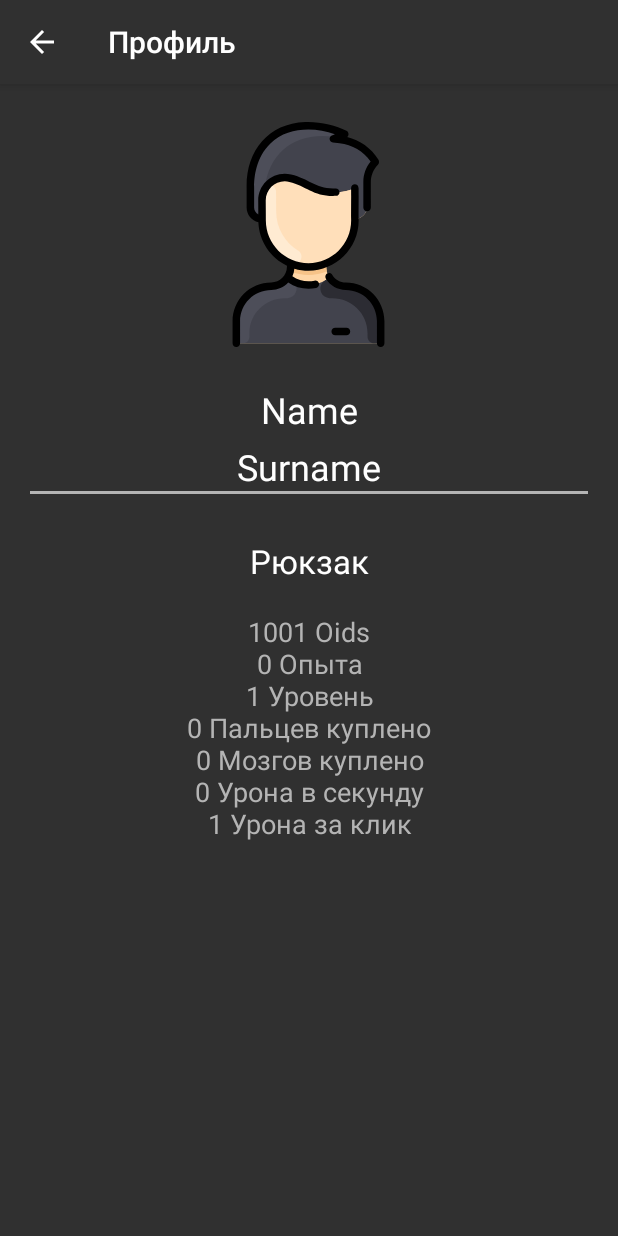
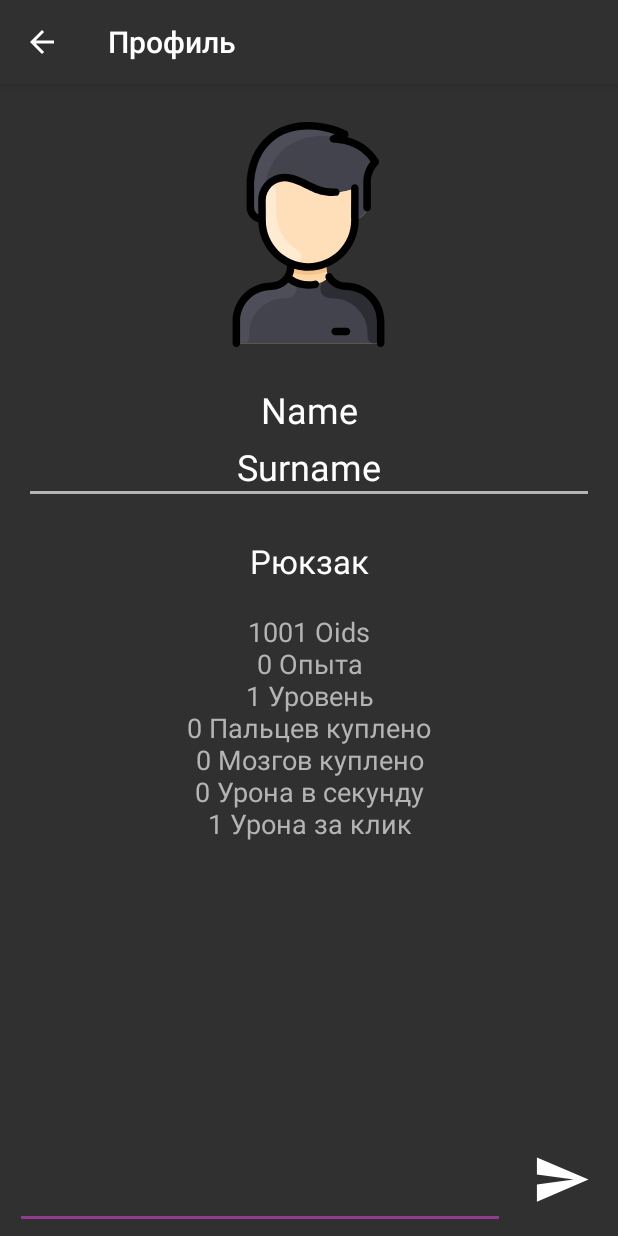
Before and after one commit to DexMP/Coins, an Android app: the Profile screen opened directly, with no data from a screen before it, on a phone screen of 412 x 824 dp. Run offline under Robolectric (Android 15) with nearby library versions, the phone set to English and light mode, and no system bars.

Commit message:
Не большие исправления и добавление чит кодов! А так же усложнён подъём уровня)

```diff
--- a/app/build.gradle
+++ b/app/build.gradle
@@ -40,5 +40,4 @@ dependencies {
     implementation 'com.android.support:support-compat:25.1.1'
     implementation 'com.daimajia.easing:library:2.0@aar'
     implementation 'com.daimajia.androidanimations:library:2.3@aar'
-    implementation 'androidx.navigation:navigation-runtime:2.2.1'
 }
--- a/app/src/main/java/com/dexmp/dexmp/Consts.java
+++ b/app/src/main/java/com/dexmp/dexmp/Consts.java
@@ -10,7 +10,7 @@ public final class Consts {
 
     // Game constants
     public static final String GAME_VALUT = " Oids";
-    public static final int X_XP = 250;
+    public static final int X_XP = 1000;
     public static final int START_PRICE_RAM = 1000;
     public static final int START_PRICE_BRAIN = 10000;
     public static final int START_DAMAGE = 1;
--- a/app/src/main/java/com/dexmp/dexmp/Profile.java
+++ b/app/src/main/java/com/dexmp/dexmp/Profile.java
@@ -5,10 +5,13 @@ import androidx.appcompat.app.AppCompatActivity;
 import android.content.SharedPreferences;
 import android.os.Bundle;
 import android.view.Menu;
+import android.view.View;
+import android.widget.EditText;
 import android.widget.ImageView;
 import android.widget.TextView;
+import android.widget.Toast;
 
-public class Profile extends AppCompatActivity {
+public class Profile extends AppCompatActivity implements View.OnClickListener {
 
     // Vars
     protected int coins;
@@ -25,6 +28,8 @@ public class Profile extends AppCompatActivity {
     TextView username;
     TextView usersurname;
     TextView bag;
+    EditText code;
+    ImageView send;
     ImageView avatar;
 
     @Override
@@ -50,6 +55,37 @@ public class Profile extends AppCompatActivity {
         dps = save_load.getInt("dps", 0);
         damage = save_load.getInt("damage", Consts.START_DAMAGE);
 
+        updateBag();
+
+        send.setOnClickListener(this);
+    }
+
+    private void initData() {
+        username = (TextView) findViewById(R.id.name);
+        usersurname = (TextView) findViewById(R.id.surname);
+        avatar = (ImageView) findViewById(R.id.avatar);
+        bag = (TextView) findViewById(R.id.all_stats);
+        code = (EditText) findViewById(R.id.str_for_code);
+        send = (ImageView) findViewById(R.id.send_code);
+    }
+
+    private void updateBag() {
+        // Back Save
+        SharedPreferences save_load = getSharedPreferences("Saver", MODE_PRIVATE);
+        //default
+        coins = save_load.getInt("coins", 0);
+        xp = save_load.getInt("xp", 0);
+        lvl = save_load.getInt("lvl", 0);
+        //finger
+        price_finger = save_load.getInt("price_finger", Consts.START_PRICE_RAM);
+        sum_finger = save_load.getInt("sum_finger", 0);
+        //brain
+        price_brain = save_load.getInt("price_brain", Consts.START_PRICE_BRAIN);
+        sum_brain = save_load.getInt("sum_brain", 0);
+        //full damage
+        dps = save_load.getInt("dps", 0);
+        damage = save_load.getInt("damage", Consts.START_DAMAGE);
+
         bag.setText(coins + Consts.GAME_VALUT + "\n" +
                 xp + " Опыта" + "\n" + lvl + " Уровень" + "\n" +
                 sum_finger + " Пальцев куплено" + "\n" +
@@ -58,10 +94,39 @@ public class Profile extends AppCompatActivity {
                 damage + " Урона за клик" + "\n");
     }
 
-    private void initData() {
-        username = (TextView) findViewById(R.id.name);
-        usersurname = (TextView) findViewById(R.id.surname);
-        avatar = (ImageView) findViewById(R.id.avatar);
-        bag = (TextView) findViewById(R.id.all_stats);
+    @Override
+    public void onClick(View view) {
+        switch (view.getId()){
+            case R.id.send_code:
+                if (code.getText().toString().contains("getadmin3000")) {
+                    coins = coins + 3000;
+                    SharedPreferences savedProgress = getSharedPreferences("Saver", MODE_PRIVATE);
+                    SharedPreferences.Editor editor = savedProgress.edit();
+                    editor.putInt("coins", coins);
+                    editor.apply();
+                    updateBag();
+                    code.setText("");
+                } else if (code.getText().toString().contains("getdex10000")) {
+                    coins = coins + 10000;
+                    SharedPreferences savedProgress = getSharedPreferences("Saver", MODE_PRIVATE);
+                    SharedPreferences.Editor editor = savedProgress.edit();
+                    editor.putInt("coins", coins);
+                    editor.apply();
+                    updateBag();
+                    code.setText("");
+                } else if (code.getText().toString().contains("superadmin")) {
+                    coins = coins + 100000;
+                    SharedPreferences savedProgress = getSharedPreferences("Saver", MODE_PRIVATE);
+                    SharedPreferences.Editor editor = savedProgress.edit();
+                    editor.putInt("coins", coins);
+                    editor.apply();
+                    updateBag();
+                    code.setText("");
+                }
+                else {
+                    code.setText("");
+                    Toast.makeText(this, "Плохая попытка!", Toast.LENGTH_SHORT).show();
+                }
+        }
     }
 }
--- /dev/null
+++ b/app/src/main/res/drawable/ic_send_24dp.xml
@@ -0,0 +1,5 @@
+<vector android:height="50dp" android:tint="#FFFFFF"
+    android:viewportHeight="24.0" android:viewportWidth="24.0"
+    android:width="50dp" xmlns:android="http://schemas.android.com/apk/res/android">
+    <path android:fillColor="#FF000000" android:pathData="M2.01,21L23,12 2.01,3 2,10l15,2 -15,2z"/>
+</vector>
--- a/app/src/main/res/layout/activity_profile.xml
+++ b/app/src/main/res/layout/activity_profile.xml
@@ -83,4 +83,29 @@
 
     </ScrollView>
 
+    <FrameLayout
+        android:layout_width="match_parent"
+        android:layout_height="wrap_content"
+        android:layout_gravity="bottom">
+
+        <EditText
+            android:id="@+id/str_for_code"
+            android:layout_width="match_parent"
+            android:layout_height="wrap_content"
+            android:layout_marginTop="25dp"
+            android:layout_marginLeft="10dp"
+            android:layout_marginRight="75dp"
+            android:textColor="@color/white"/>
+
+        <ImageView
+            android:id="@+id/send_code"
+            android:layout_width="75dp"
+            android:layout_height="75dp"
+            android:layout_gravity="right"
+            android:src="@drawable/ic_send_24dp"
+            android:background="@color/invisible"
+            android:padding="18dp"/>
+
+    </FrameLayout>
+
 </FrameLayout>
--- a/app/src/main/res/layout/activity_shop.xml
+++ b/app/src/main/res/layout/activity_shop.xml
@@ -16,8 +16,8 @@
         android:paddingTop="2dp"
         android:textColor="@color/white"
         android:text=""
-        android:layout_gravity="top"
-        android:gravity="left"/>
+        android:layout_gravity="top|right"
+        android:gravity="right"/>
 
     <ScrollView
         android:layout_marginTop="50dp"
```
Also changed, not shown: app/src/main/java/com/dexmp/dexmp/Shop.java (+3 -6 lines).
